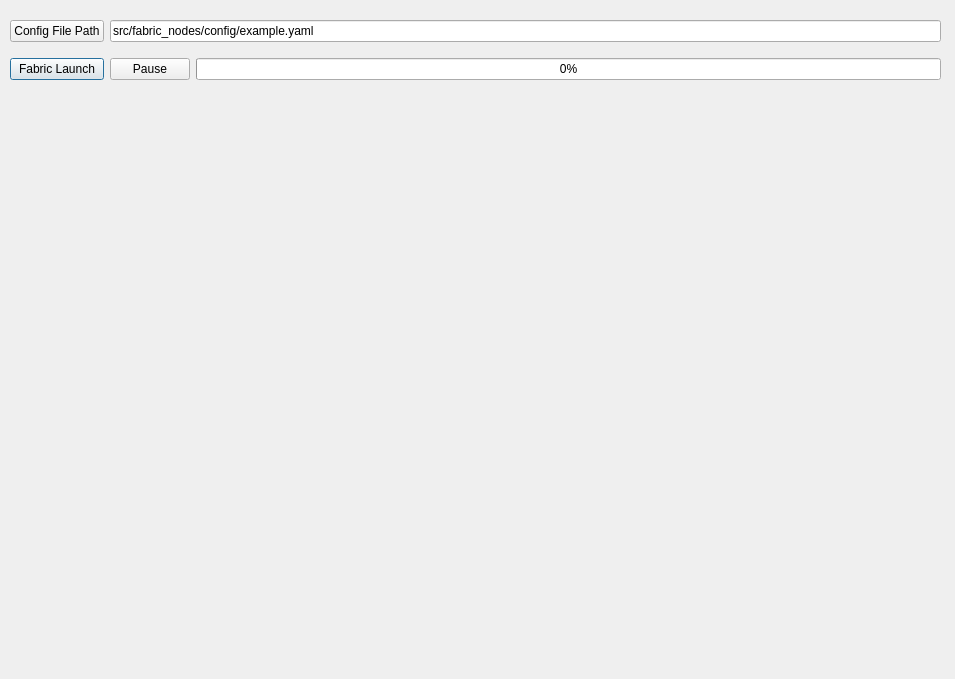
This is fabric_gui/src/fabric_gui.ui in upowerrobotics/ros2_fabric as Qt 5 draws it before an edit. The edited form follows.
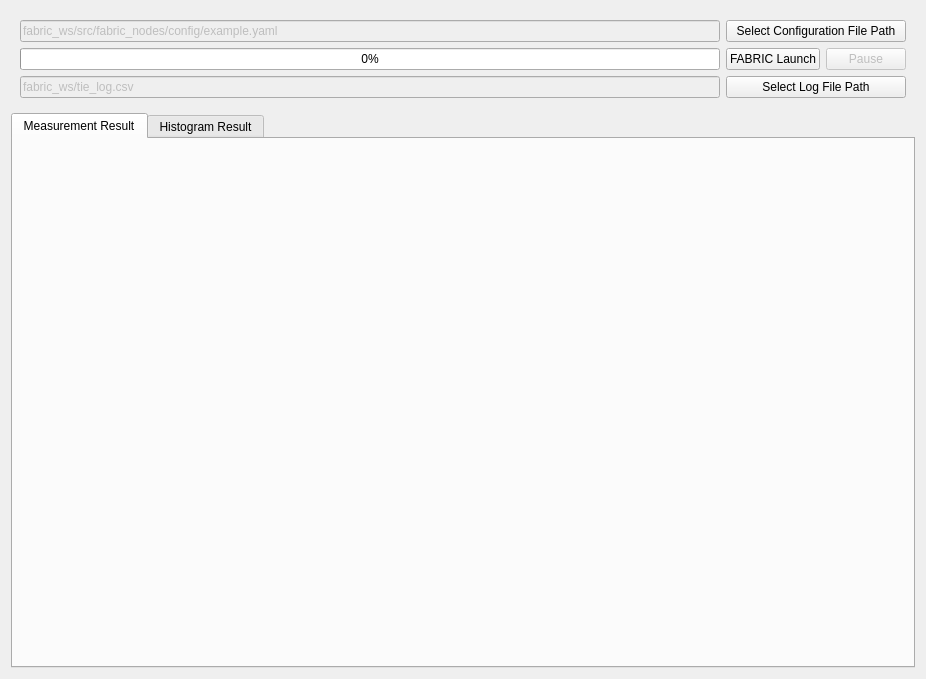
This is the edited form.

Diff of the .ui file:
```diff
--- a/fabric_gui/src/fabric_gui.ui
+++ b/fabric_gui/src/fabric_gui.ui
@@ -6,60 +6,97 @@
    <rect>
     <x>0</x>
     <y>0</y>
-    <width>955</width>
+    <width>926</width>
     <height>679</height>
    </rect>
   </property>
   <property name="windowTitle">
    <string>Dialog</string>
   </property>
-  <widget class="QWidget" name="widgetControl" native="true">
-   <property name="geometry">
-    <rect>
-     <x>10</x>
-     <y>10</y>
-     <width>931</width>
-     <height>81</height>
-    </rect>
-   </property>
-   <layout class="QGridLayout" name="gridLayout">
-    <item row="1" column="1">
-     <widget class="QPushButton" name="pushButtonLaunch">
-      <property name="text">
-       <string>Fabric Launch</string>
-      </property>
+  <layout class="QFormLayout" name="formLayout">
+   <item row="0" column="0" colspan="2">
+    <widget class="QWidget" name="widgetControl" native="true">
+     <layout class="QGridLayout" name="gridLayout">
+      <item row="3" column="3">
+       <widget class="QPushButton" name="pushButtonLaunchPause">
+        <property name="enabled">
+         <bool>false</bool>
+        </property>
+        <property name="text">
+         <string>Pause</string>
+        </property>
+       </widget>
+      </item>
+      <item row="3" column="1">
+       <widget class="QProgressBar" name="progressBarLaunch">
+        <property name="value">
+         <number>0</number>
+        </property>
+       </widget>
+      </item>
+      <item row="3" column="2">
+       <widget class="QPushButton" name="pushButtonLaunch">
+        <property name="text">
+         <string>FABRIC Launch</string>
+        </property>
+       </widget>
+      </item>
+      <item row="1" column="1">
+       <widget class="QLineEdit" name="lineEditConfigPath">
+        <property name="enabled">
+         <bool>false</bool>
+        </property>
+        <property name="text">
+         <string>fabric_ws/src/fabric_nodes/config/example.yaml</string>
+        </property>
+       </widget>
+      </item>
+      <item row="1" column="2" colspan="2">
+       <widget class="QPushButton" name="pushButtonConfigPath">
+        <property name="text">
+         <string>Select Configuration File Path</string>
+        </property>
+       </widget>
+      </item>
+      <item row="4" column="1">
+       <widget class="QLineEdit" name="lineEditLogPath">
+        <property name="enabled">
+         <bool>false</bool>
+        </property>
+        <property name="text">
+         <string>fabric_ws/tie_log.csv</string>
+        </property>
+       </widget>
+      </item>
+      <item row="4" column="2" colspan="2">
+       <widget class="QPushButton" name="pushButtonLogPath">
+        <property name="text">
+         <string>Select Log File Path</string>
+        </property>
+       </widget>
+      </item>
+     </layout>
+    </widget>
+   </item>
+   <item row="1" column="0" colspan="2">
+    <widget class="QTabWidget" name="tabWidget">
+     <property name="currentIndex">
+      <number>0</number>
+     </property>
+     <widget class="QWidget" name="tabMeasurementResult">
+      <attribute name="title">
+       <string>Measurement Result</string>
+      </attribute>
+      <layout class="QGridLayout" name="gridLayout_2"/>
      </widget>
-    </item>
-    <item row="0" column="1">
-     <widget class="QPushButton" name="pushButtonConfigPath">
-      <property name="text">
-       <string>Config File Path</string>
-      </property>
+     <widget class="QWidget" name="tabHistogramResult">
+      <attribute name="title">
+       <string>Histogram Result</string>
+      </attribute>
      </widget>
-    </item>
-    <item row="1" column="3">
-     <widget class="QProgressBar" name="progressBarLaunch">
-      <property name="value">
-       <number>0</number>
-      </property>
-     </widget>
-    </item>
-    <item row="1" column="2">
-     <widget class="QPushButton" name="pushButtonLaunchPause">
-      <property name="text">
-       <string>Pause</string>
-      </property>
-     </widget>
-    </item>
-    <item row="0" column="2" colspan="2">
-     <widget class="QLineEdit" name="lineEditConfigPath">
-      <property name="text">
-       <string>src/fabric_nodes/config/example.yaml</string>
-      </property>
-     </widget>
-    </item>
-   </layout>
-  </widget>
+    </widget>
+   </item>
+  </layout>
  </widget>
  <resources/>
  <connections/>
```
Left out of the diff: 2 changed lines with no effect on the pictures.
